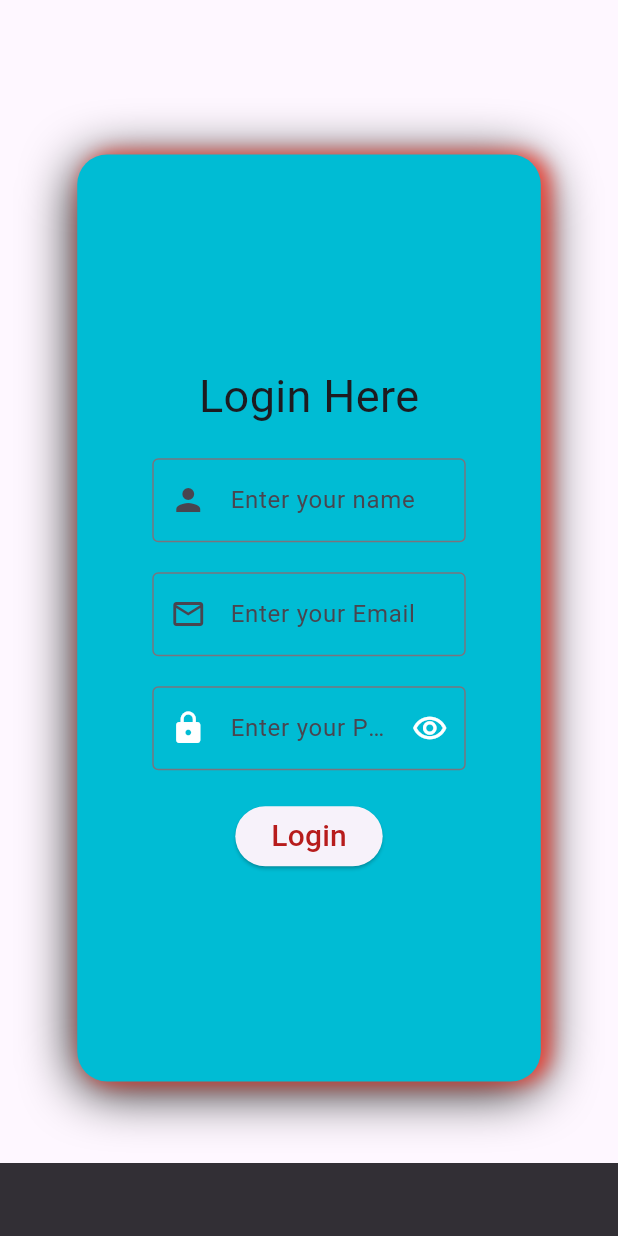
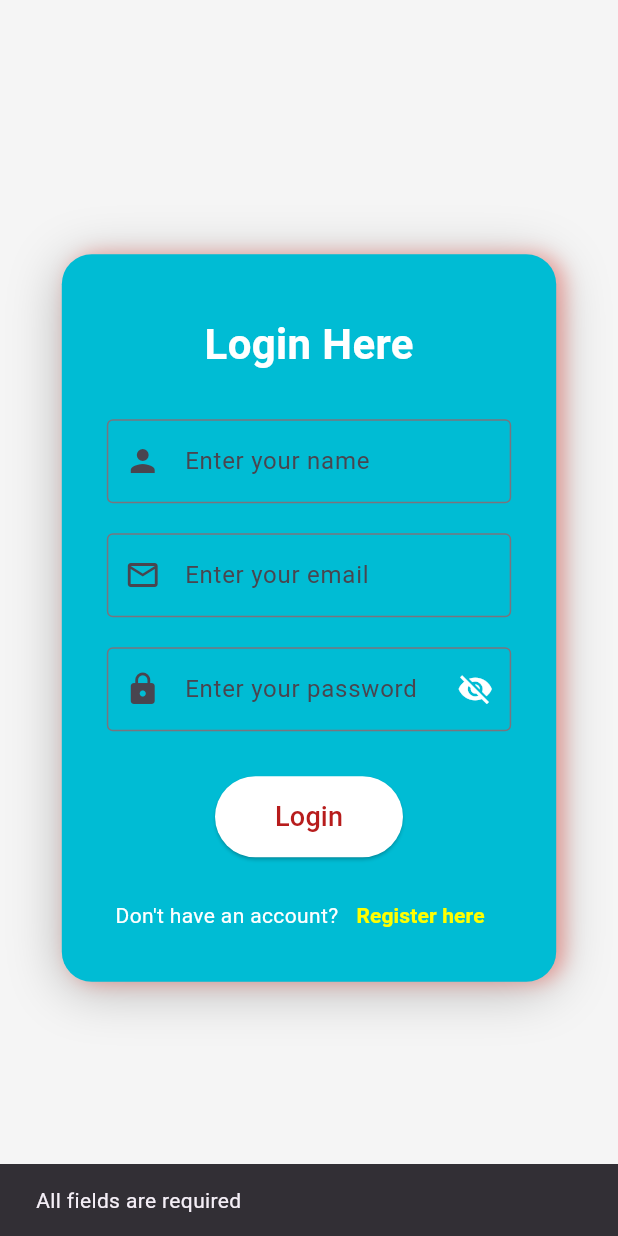
Before and after one commit to Tony01171/tony-gallary-pro, a Flutter app: the screen it shows after launch, after a tap on "Login", on a phone screen of 412 x 824 dp. Run offline on Flutter 3.47's test engine with Material 3 defaults, Android fonts, the phone set to English and light mode, and no system bars; our stand-ins replace share_plus, shared_preferences; missing offline and left inert: flutter_wallpaper_manager, image_downloader; network calls fail.

Commit message:
final Project

```diff
--- /dev/null
+++ b/lib/SpleshPage.dart
@@ -0,0 +1,116 @@
+import 'package:flutter/material.dart';
+import 'package:shared_preferences/shared_preferences.dart';
+
+import 'homePage.dart';
+import 'login_Page.dart';
+
+class SplashScreen extends StatefulWidget {
+  const SplashScreen({super.key});
+
+  @override
+  _SplashScreenState createState() => _SplashScreenState();
+}
+
+class _SplashScreenState extends State<SplashScreen> with TickerProviderStateMixin {
+  late AnimationController _controller;
+  late Animation<double> _imageFadeAnimation;
+  late Animation<double> _textFadeAnimation;
+
+  @override
+  void initState() {
+    super.initState();
+
+    // Initialize AnimationController and Animation objects
+    _controller = AnimationController(
+      duration: const Duration(seconds: 3),
+      vsync: this,
+    );
+
+    _imageFadeAnimation = Tween<double>(begin: 0.0, end: 1.0).animate(
+      CurvedAnimation(
+        parent: _controller,
+        curve: Curves.easeIn,
+      ),
+    );
+
+    _textFadeAnimation = Tween<double>(begin: 0.0, end: 1.0).animate(
+      CurvedAnimation(
+        parent: _controller,
+        curve: Curves.easeIn,
+      ),
+    );
+
+    // Start the animation
+    _controller.forward();
+
+    // After the animation ends, check SharedPreferences and navigate
+    Future.delayed(Duration(seconds: 3), () {
+      _checkLoginStatus();
+    });
+  }
+
+  @override
+  void dispose() {
+    _controller.dispose();
+    super.dispose();
+  }
+
+  @override
+  Widget build(BuildContext context) {
+    return Scaffold(
+      backgroundColor: Colors.blue, // Background color of the splash screen
+      body: Center(
+        child: Column(
+          mainAxisAlignment: MainAxisAlignment.center,
+          children: [
+            // Image with animation
+            FadeTransition(
+              opacity: _imageFadeAnimation,
+              child: Image.asset(
+                'assets/your_image.png', // Replace with your image path
+                height: 200,
+                width: 200,
+              ),
+            ),
+            // App name text with animation
+            FadeTransition(
+              opacity: _textFadeAnimation,
+              child: Text(
+                'Your App Name', // Replace with your app name
+                style: TextStyle(
+                  fontSize: 32,
+                  fontWeight: FontWeight.bold,
+                  color: Colors.white,
+                ),
+              ),
+            ),
+          ],
+        ),
+      ),
+    );
+  }
+
+
+  Future<void> _checkLoginStatus() async {
+    // Wait for 2 seconds (for splash animation or branding)
+    await Future.delayed(Duration(seconds: 2));
+
+    SharedPreferences prefs = await SharedPreferences.getInstance();
+    bool isLoggedIn = prefs.getBool('isLoggedIn') ?? false;
+
+    if (!mounted) return; // Avoid calling context after dispose
+
+    // Navigate to the appropriate screen
+    if (isLoggedIn) {
+      Navigator.pushReplacement(
+        context,
+        MaterialPageRoute(builder: (context) => Homepage()),
+      );
+    } else {
+      Navigator.pushReplacement(
+        context,
+        MaterialPageRoute(builder: (context) => LoginPage()),
+      );
+    }
+  }
+}
--- a/lib/login_Page.dart
+++ b/lib/login_Page.dart
@@ -1,92 +1,187 @@
 import 'package:flutter/material.dart';
+import 'package:shared_preferences/shared_preferences.dart';
+import 'RegisterPage.dart';
+import 'homePage.dart';
 
-class LoginPAge extends StatefulWidget {
-  const LoginPAge({super.key});
+class LoginPage extends StatefulWidget {
+  const LoginPage({super.key});
 
   @override
-  State<LoginPAge> createState() => _LoginPAgeState();
+  State<LoginPage> createState() => _LoginPageState();
 }
 
-class _LoginPAgeState extends State<LoginPAge> {
+class _LoginPageState extends State<LoginPage> {
   var nameController = TextEditingController();
   var emailController = TextEditingController();
   var passwordController = TextEditingController();
 
+  bool isPasswordVisible = false;
+
+  Future<void> loginUser() async {
+    String name = nameController.text.trim();
+    String email = emailController.text.trim();
+    String password = passwordController.text.trim();
+
+    if (name.isEmpty || email.isEmpty || password.isEmpty) {
+      ScaffoldMessenger.of(context).showSnackBar(
+        SnackBar(content: Text("All fields are required")),
+      );
+      return;
+    }
+
+    SharedPreferences prefs = await SharedPreferences.getInstance();
+
+    String? storedEmail = prefs.getString("email");
+    String? storedPassword = prefs.getString("password");
+    String? storedName = prefs.getString("name");
+
+    if (storedEmail == null || storedPassword == null || storedName == null) {
+      ScaffoldMessenger.of(context).showSnackBar(
+        SnackBar(content: Text("No registered user found. Please register first.")),
+      );
+      return;
+    }
+
+    if (email == storedEmail && password == storedPassword && name == storedName) {
+      await prefs.setBool("isLoggedIn", true);
+
+      Navigator.pushReplacement(
+        context,
+        MaterialPageRoute(builder: (context) => Homepage()),
+      );
+    } else {
+      ScaffoldMessenger.of(context).showSnackBar(
+        SnackBar(content: Text("Invalid credentials")),
+      );
+    }
+  }
+
   @override
   Widget build(BuildContext context) {
     return Scaffold(
+      backgroundColor: Colors.grey[100],
       body: Center(
         child: Container(
-          padding: EdgeInsets.symmetric(horizontal: 50, vertical: 10),
+          padding: EdgeInsets.symmetric(horizontal: 30, vertical: 20),
           decoration: BoxDecoration(
             color: Colors.cyan,
             borderRadius: BorderRadius.circular(20),
             boxShadow: [
               BoxShadow(
-                color: Colors.black,
+                color: Colors.black26,
                 blurRadius: 30,
                 offset: Offset(0, 5),
               ),
-
               BoxShadow(
-                color: Colors.red,
+                color: Colors.red.withOpacity(0.4),
                 blurRadius: 10,
                 offset: Offset(5, 0),
               ),
             ],
           ),
-          width: MediaQuery.of(context).size.width * 0.75,
-          height: MediaQuery.of(context).size.height * 0.75,
+          width: MediaQuery.of(context).size.width * 0.8,
+          child: SingleChildScrollView(
             child: Column(
-            mainAxisAlignment: MainAxisAlignment.center,
               children: [
-              Text("Login Here", style: TextStyle(fontSize: 30)),
                 SizedBox(height: 20),
+                Text(
+                  "Login Here",
+                  style: TextStyle(fontSize: 28, fontWeight: FontWeight.bold, color: Colors.white),
+                ),
+                SizedBox(height: 30),
+
+                // Name
                 TextField(
                   controller: nameController,
                   keyboardType: TextInputType.name,
-                decoration: InputDecoration(hintText: "Enter your name",
+                  decoration: InputDecoration(
+                    hintText: "Enter your name",
                     prefixIcon: Icon(Icons.person),
-                    border: OutlineInputBorder()
+                    border: OutlineInputBorder(),
                   ),
                 ),
                 SizedBox(height: 20),
+
+                // Email
                 TextField(
                   controller: emailController,
                   keyboardType: TextInputType.emailAddress,
-                decoration: InputDecoration(hintText: "Enter your Email",
+                  decoration: InputDecoration(
+                    hintText: "Enter your email",
+                    prefixIcon: Icon(Icons.email_outlined),
                     border: OutlineInputBorder(),
-                  prefixIcon: Icon(Icons.email_outlined),
                   ),
                 ),
                 SizedBox(height: 20),
+
+                // Password
                 TextField(
                   controller: passwordController,
-                obscureText: true,
-                decoration: InputDecoration(hintText: "Enter your Password",
+                  obscureText: !isPasswordVisible,
+                  decoration: InputDecoration(
+                    hintText: "Enter your password",
+                    prefixIcon: Icon(Icons.lock),
                     border: OutlineInputBorder(),
-                  prefixIcon: Icon(Icons.lock,color: Colors.white,),
-                  suffixIcon: Icon(Icons.remove_red_eye_outlined,color: Colors.white,),
-
+                    suffixIcon: IconButton(
+                      icon: Icon(
+                        isPasswordVisible
+                            ? Icons.visibility
+                            : Icons.visibility_off,
+                        color: Colors.white,
+                      ),
+                      onPressed: () {
+                        setState(() {
+                          isPasswordVisible = !isPasswordVisible;
+                        });
+                      },
                     ),
                   ),
-              SizedBox(height: 20),
+                ),
+                SizedBox(height: 30),
+
+                // Login Button
                 ElevatedButton(
+                  onPressed: loginUser,
+                  style: ElevatedButton.styleFrom(
+                    backgroundColor: Colors.white,
+                    padding: EdgeInsets.symmetric(horizontal: 40, vertical: 14),
+                  ),
+                  child: Text(
+                    "Login",
+                    style: TextStyle(
+                      fontSize: 18,
+                      color: Colors.red.shade900,
+                    ),
+                  ),
+                ),
+
+                SizedBox(height: 15),
+
+                // Register Navigation
+                Row(
+                  mainAxisAlignment: MainAxisAlignment.center,
+                  children: [
+                    Text("Don't have an account?",
+                        style: TextStyle(color: Colors.white)),
+                    TextButton(
                       onPressed: () {
-                  String name=nameController.text.trim();
-                  String email=emailController.text.trim();
-                  String password=passwordController.text.trim();
-
-                  ScaffoldMessenger.of(context).showSnackBar(
-                      SnackBar(content: Text(name))
+                        Navigator.push(
+                          context,
+                          MaterialPageRoute(builder: (context) => RegisterPage()),
                         );
                       },
                       child: Text(
-                  "Login",
-                  style: TextStyle(fontSize: 20, color: Colors.red.shade900),
+                        "Register here",
+                        style: TextStyle(
+                          fontWeight: FontWeight.bold,
+                          color: Colors.yellowAccent,
                         ),
                       ),
+                    )
                   ],
+                ),
+              ],
+            ),
           ),
         ),
       ),
--- a/lib/main.dart
+++ b/lib/main.dart
@@ -1,5 +1,8 @@
 import 'package:flutter/material.dart';
 import 'package:untitled2/login_Page.dart';
+
+import 'SpleshPage.dart';
+import 'homePage.dart';
 
 void main() {
   runApp(const Abc());
@@ -21,7 +24,7 @@ class _AbcState extends State<Abc> {
   Widget build(BuildContext context) {
     return MaterialApp(
       debugShowCheckedModeBanner: false,
-      home: LoginPAge()
+      home: SplashScreen()
     );
   }
 }
--- a/pubspec.yaml
+++ b/pubspec.yaml
@@ -36,6 +36,11 @@ dependencies:
   cupertino_icons: ^1.0.8
   firebase_core: ^4.1.0
   http: ^1.5.0
+  shared_preferences: ^2.5.3
+  share_plus: ^12.0.0
+  image_downloader: ^0.31.0
+  flutter_wallpaper_manager: ^0.0.4
+  path_provider: ^2.1.5
 
 dev_dependencies:
   flutter_test:
```
Also changed, not shown: lib/PhotoDetailPage.dart (added, +139 -0 lines), lib/RegisterPage.dart (+163 -0 lines), lib/homePage.dart (+12 -7 lines), pubspec.lock, 6 other files. Lines whose indentation alone changed are shown as unchanged.
